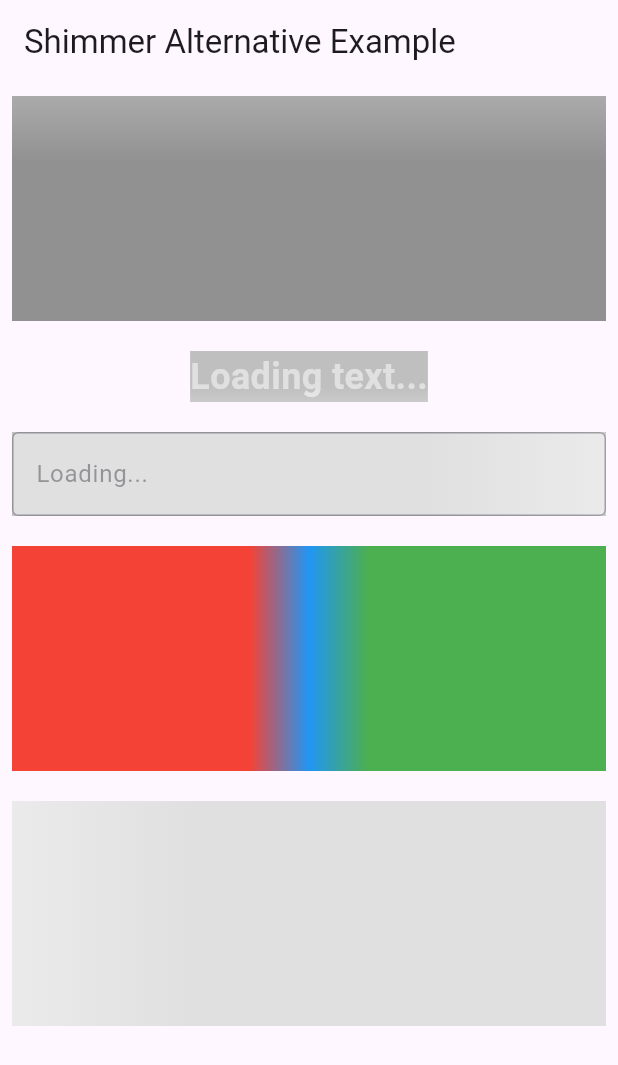
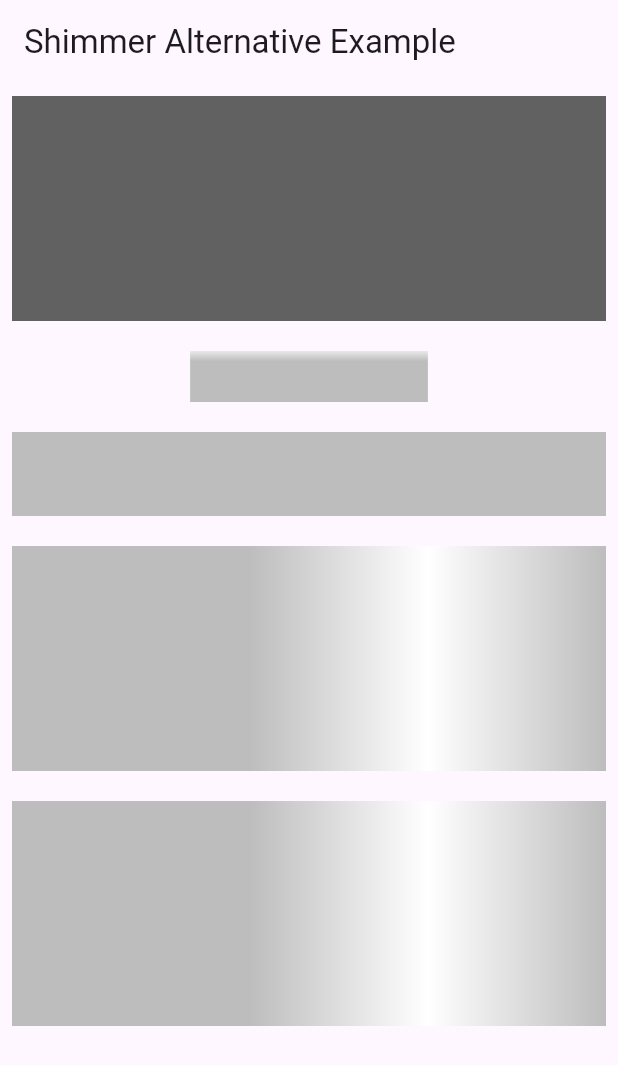
Before and after one commit to protheeuz/shimmer-alternative, a Flutter app: the screen it shows after launch, on a phone screen of 412 x 824 dp. Shown: the top 1065 px of the screen. Run offline on Flutter 3.47's test engine with Material 3 defaults, Android fonts, the phone set to English and light mode, and no system bars.

Commit message:
feat: improved shimmer effect with more customizable options

```diff
--- a/lib/shimmer_alternative.dart
+++ b/lib/shimmer_alternative.dart
@@ -8,8 +8,8 @@ class ShimmerAlternative extends StatefulWidget {
   const ShimmerAlternative({
     Key? key,
     required this.child,
-    this.baseColor = const Color(0xFFE0E0E0),
-    this.highlightColor = const Color(0xFFF5F5F5),
+    this.baseColor = const Color(0xFFBDBDBD), // Default base color
+    this.highlightColor = const Color(0xFFFFFFFF), // Default highlight color
     this.duration = const Duration(milliseconds: 1500),
     this.direction = ShimmerDirection.ltr,
     this.shape = ShimmerShape.rectangle,
@@ -77,6 +77,7 @@ class ShimmerAlternative extends StatefulWidget {
 class ShimmerAlternativeState extends State<ShimmerAlternative>
     with SingleTickerProviderStateMixin {
   late final AnimationController _controller;
+  int _currentLoop = 0;
 
   @override
   void initState() {
@@ -87,6 +88,15 @@ class ShimmerAlternativeState extends State<ShimmerAlternative>
     )
       ..repeat()
       ..addStatusListener((AnimationStatus status) {
+        if (status == AnimationStatus.completed) {
+          if (widget.loopCount > 0 && _currentLoop >= widget.loopCount) {
+            _controller.stop();
+            widget.onAnimationStop?.call();
+          } else {
+            _currentLoop++;
+            _controller.forward(from: 0.0);
+          }
+        }
         if (status == AnimationStatus.forward) {
           widget.onAnimationStart?.call();
         } else if (status == AnimationStatus.dismissed) {
@@ -114,35 +124,42 @@ class ShimmerAlternativeState extends State<ShimmerAlternative>
   @override
   Widget build(BuildContext context) {
     final Color adjustedBaseColor =
-        widget.isDarkMode ? Colors.grey[800]! : widget.baseColor;
+        widget.isDarkMode ? Colors.grey[700]! : widget.baseColor;
     final Color adjustedHighlightColor =
-        widget.isDarkMode ? Colors.grey[600]! : widget.highlightColor;
+        widget.isDarkMode ? Colors.grey[500]! : widget.highlightColor;
 
     return RepaintBoundary(
-      child: ShaderMask(
+      child: AnimatedBuilder(
+        animation: _controller,
+        builder: (BuildContext context, Widget? child) {
+          return ShaderMask(
             shaderCallback: (Rect bounds) {
-          final Gradient gradient = widget.customGradient ??
-              LinearGradient(
+              return LinearGradient(
                 begin: _getGradientBegin(),
                 end: _getGradientEnd(),
                 colors: <Color>[
-                  adjustedBaseColor.withOpacity(widget.colorInterpolation),
-                  adjustedHighlightColor.withOpacity(widget.colorInterpolation),
-                  adjustedBaseColor.withOpacity(widget.colorInterpolation),
+                  adjustedBaseColor.withOpacity(widget.opacity),
+                  adjustedHighlightColor.withOpacity(widget.opacity),
+                  adjustedBaseColor.withOpacity(widget.opacity),
                 ],
                 stops: <double>[
-                  _controller.value - 0.3,
-                  _controller.value,
-                  _controller.value + 0.3,
+                  widget.colorInterpolation - 0.3,
+                  widget.colorInterpolation,
+                  widget.colorInterpolation + 0.3,
                 ],
-              );
-          return gradient.createShader(bounds);
+                transform: _SlidingGradientTransform(
+                  slidePercent: _controller.value,
+                  direction: widget.direction,
+                ),
+              ).createShader(bounds);
             },
             blendMode: BlendMode.srcATop,
             child: CustomPaint(
               painter: _ShimmerPainter(widget.shape, widget.customShapeBuilder),
               child: widget.child,
             ),
+          );
+        },
       ),
     );
   }
@@ -220,3 +237,28 @@ class _ShimmerPainter extends CustomPainter {
     return false;
   }
 }
+
+class _SlidingGradientTransform extends GradientTransform {
+  const _SlidingGradientTransform({
+    required this.slidePercent,
+    required this.direction,
+  });
+
+  final double slidePercent;
+  final ShimmerDirection direction;
+
+  @override
+  Matrix4? transform(Rect bounds, {TextDirection? textDirection}) {
+    switch (direction) {
+      case ShimmerDirection.rtl:
+        return Matrix4.translationValues(-bounds.width * slidePercent, 0.0, 0.0);
+      case ShimmerDirection.ttb:
+        return Matrix4.translationValues(0.0, bounds.height * slidePercent, 0.0);
+      case ShimmerDirection.btt:
+        return Matrix4.translationValues(0.0, -bounds.height * slidePercent, 0.0);
+      case ShimmerDirection.ltr:
+      default:
+        return Matrix4.translationValues(bounds.width * slidePercent, 0.0, 0.0);
+    }
+  }
+}
```
Lines whose indentation alone changed are shown as unchanged.
